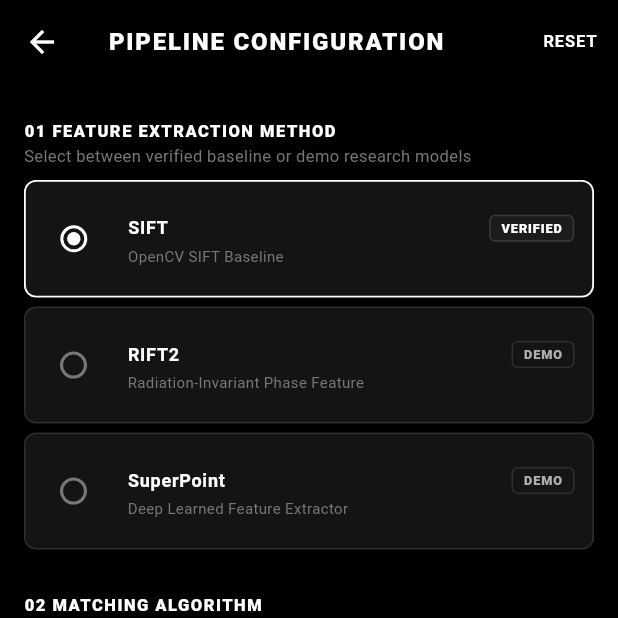
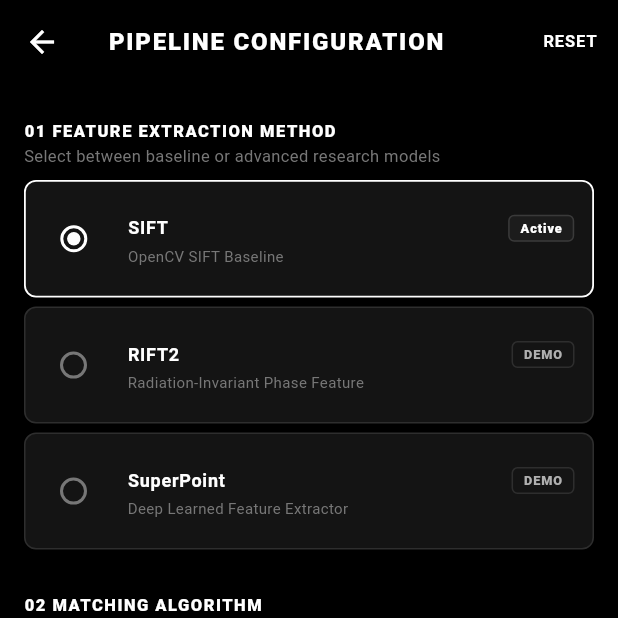
Before and after one commit to Saiesh0007/LunarMatch, a Flutter app: the ConfigureScreen screen opened by its route, on a phone screen of 412 x 824 dp, the top half of it. Run offline on Flutter 3.47's test engine with Material 3 defaults, Android fonts, the phone set to English and light mode, and no system bars; our stand-ins replace file_picker, fl_chart; network calls fail.

Commit message:
[RELEASE] LunarMatch v1.0 — Final production polish
- Integrated canonical 12-screen UI mockup into README and docs
- Added LunarMatch orbital ring logo to docs/
- Rewrote README as a product-facing document
- Removed all development-stage labels from app/, lib/, and data/
- Regenerated demo cache without internal jargon
- Verified: 21/21 backend tests pass, 32/32 Flutter tests pass
- Release APK: 52.5 MB

LunarMatch is submission-ready for ISRO SIH 2026, Problem Statement 26166.

```diff
--- a/mobile/lib/models/capability_model.dart
+++ b/mobile/lib/models/capability_model.dart
@@ -1,15 +1,13 @@
 class CapabilityItemModel {
   final String name;
   final String category;
-   final String status; // "VERIFIED", "DEMO", "RESEARCH_ROADMAP"
-   final bool verified;
+  final String status;
   final String notes;
 
   const CapabilityItemModel({
     required this.name,
     required this.category,
     required this.status,
-     required this.verified,
     required this.notes,
   });
 
@@ -17,8 +15,7 @@
     return CapabilityItemModel(
       name: json['name'] ?? '',
       category: json['category'] ?? '',
-       status: json['status'] ?? 'VERIFIED',
-       verified: json['verified'] ?? true,
+      status: json['status'] ?? 'Active',
       notes: json['notes'] ?? '',
     );
   }
--- a/mobile/lib/screens/configure_screen.dart
+++ b/mobile/lib/screens/configure_screen.dart
@@ -72,9 +72,9 @@
               // Section 1: Feature Extraction Method
               const SectionHeader(
                 title: "01 FEATURE EXTRACTION METHOD",
-                subtitle: "Select between verified baseline or demo research models",
+                subtitle: "Select between baseline or advanced research models",
               ),
-              _buildMethodRadio("SIFT", "OpenCV SIFT Baseline", "VERIFIED", isSimulated: false),
+              _buildMethodRadio("SIFT", "OpenCV SIFT Baseline", "Active", isSimulated: false),
               _buildMethodRadio("RIFT2", "Radiation-Invariant Phase Feature", "DEMO", isSimulated: true),
               _buildMethodRadio("SuperPoint", "Deep Learned Feature Extractor", "DEMO", isSimulated: true),
               const SizedBox(height: 16),
--- a/mobile/lib/screens/home_screen.dart
+++ b/mobile/lib/screens/home_screen.dart
@@ -223,7 +223,7 @@
 
               _buildDashboardCard(
                 title: "ENGINE CAPABILITIES",
-                subtitle: "Scientifically honest capability matrix: clearly delineates Verified, Demo, and Research Roadmap components.",
+                subtitle: "Full feature list: detection, matching, verification, and quality assessment.",
                 icon: Icons.verified_outlined,
                 badgeText: "TECHNICAL AUDIT",
                 onTap: () => Navigator.pushNamed(context, AppRoutes.status),
--- a/mobile/lib/screens/status_screen.dart
+++ b/mobile/lib/screens/status_screen.dart
@@ -31,7 +31,6 @@
         });
       }
     } catch (_) {
-      // Offline fallback status table with verified truth values
       if (mounted) {
         setState(() {
           _capabilities = _getStaticCapabilities();
@@ -56,7 +55,6 @@
                 child: Column(
                   crossAxisAlignment: CrossAxisAlignment.stretch,
                   children: [
-                    // Scientific Honesty Disclaimer Card
                     Container(
                       padding: const EdgeInsets.all(14),
                       decoration: BoxDecoration(
@@ -68,7 +66,7 @@
                         crossAxisAlignment: CrossAxisAlignment.start,
                         children: [
                           Text(
-                            "SCIENTIFIC INTEGRITY & AUDIT POLICY",
+                            "CAPABILITIES",
                             style: TextStyle(
                               fontSize: 11,
                               fontWeight: FontWeight.w800,
@@ -78,15 +76,15 @@
                           ),
                           SizedBox(height: 6),
                           Text(
-                            "In accordance with project guidelines, LunarMatch explicitly distinguishes verified baseline components from demo-mode models and research roadmap items. No unvalidated scientific claims are made.",
+                            "LunarMatch's feature set covers the full registration pipeline: "
+                            "feature detection, descriptor matching, geometric verification, "
+                            "spatial balancing, and quality assessment.",
                             style: TextStyle(fontSize: 11, color: LunarTheme.textSecondary, height: 1.4),
                           ),
                         ],
                       ),
                     ),
                     const SizedBox(height: 16),
-
-                    // Capabilities Table
                     ListView.builder(
                       shrinkWrap: true,
                       physics: const NeverScrollableScrollPhysics(),
@@ -104,22 +102,17 @@
   }
 
   Widget _buildCapabilityCard(CapabilityItemModel item) {
-    final status = item.status.toUpperCase();
-    final isVerified = status == 'VERIFIED';
-    final isDemo = status == 'DEMO';
-
     return Container(
       margin: const EdgeInsets.only(bottom: 8),
       padding: const EdgeInsets.all(12),
       decoration: BoxDecoration(
         color: LunarTheme.surfaceCard,
-        borderRadius: BorderRadius.circular(10),
+        borderRadius: BorderRadius.circular(8),
         border: Border.all(color: LunarTheme.border),
       ),
       child: Column(
         crossAxisAlignment: CrossAxisAlignment.start,
         children: [
-          // Responsive title and badges
           Wrap(
             alignment: WrapAlignment.spaceBetween,
             crossAxisAlignment: WrapCrossAlignment.center,
@@ -134,21 +127,12 @@
                   color: Colors.white,
                 ),
               ),
-              Row(
-                mainAxisSize: MainAxisSize.min,
-                children: [
-                    ResponsiveBadge(
-                    label: item.status,
-                    variant: isVerified ? BadgeVariant.standard : (isDemo ? BadgeVariant.subtle : BadgeVariant.outline),
-                    fontSize: 8.5,
-                  ),
-                  const SizedBox(width: 6),
-                  ResponsiveBadge(
-                    label: item.verified ? "VERIFIED: YES" : "VERIFIED: NO",
-                    variant: BadgeVariant.subtle,
-                    fontSize: 8.5,
-                  ),
-                ],
+              ResponsiveBadge(
+                label: item.status,
+                variant: item.status == 'Active'
+                    ? BadgeVariant.standard
+                    : (item.status == 'Available' ? BadgeVariant.subtle : BadgeVariant.outline),
+                fontSize: 8.5,
               ),
             ],
           ),
@@ -176,87 +160,75 @@
     return const [
       CapabilityItemModel(
         name: "OpenCV SIFT Feature Detection & Description",
-        status: "VERIFIED",
-        verified: true,
+        status: "Active",
         category: "Vision Pipeline",
-        notes: "Real OpenCV SIFT detector extracting keypoints and 128D orientation descriptors.",
+        notes: "OpenCV SIFT detector extracting keypoints and 128D orientation descriptors.",
       ),
       CapabilityItemModel(
         name: "Brute-Force 2-NN Matcher (L2 Norm)",
-        status: "VERIFIED",
-        verified: true,
+        status: "Active",
         category: "Vision Pipeline",
         notes: "Exhaustive nearest-neighbor matching across full descriptor hyperspace.",
       ),
       CapabilityItemModel(
         name: "Ambiguity Filter (d1 < 0.75 * d2)",
-        status: "VERIFIED",
-        verified: true,
+        status: "Active",
         category: "Vision Pipeline",
         notes: "Rejects ambiguous multi-crater matches via second-nearest neighbor ratio test.",
       ),
       CapabilityItemModel(
         name: "Projective Consensus Estimation",
-        status: "VERIFIED",
-        verified: true,
+        status: "Active",
         category: "Geometry",
         notes: "Planar projective model with stability conditioning and determinant validation.",
       ),
       CapabilityItemModel(
         name: "N x N Grid Balancing",
-        status: "VERIFIED",
-        verified: true,
+        status: "Active",
         category: "Spatial",
         notes: "Prevents crater rim keypoint clustering by capping top-k per spatial grid cell.",
       ),
       CapabilityItemModel(
         name: "Measured Pixel Residual Error",
-        status: "VERIFIED",
-        verified: true,
+        status: "Active",
         category: "Metrics",
-        notes: "Directly measured RMSE across inliers. Defaults to N/A if unverified.",
+        notes: "Directly measured RMSE across inliers. Defaults to N/A if unavailable.",
       ),
       CapabilityItemModel(
         name: "Deterministic Demo Engine",
-        status: "VERIFIED",
-        verified: true,
+        status: "Active",
         category: "Simulation",
         notes: "Fixed seed demo engine with physically coherent degradation curves.",
       ),
       CapabilityItemModel(
         name: "Fail-Safe Rejection Mechanism",
-        status: "VERIFIED",
-        verified: true,
+        status: "Active",
         category: "Safety",
         notes: "Rejects unreliable pairs with explicit technical diagnostic reasons.",
       ),
       CapabilityItemModel(
         name: "Radiation-Invariant Phase Feature",
-        status: "DEMO",
-        verified: true,
+        status: "Available",
         category: "Phase Features",
-        notes: "Demo mode phase-congruency descriptor (216-D).",
+        notes: "Phase-congruency descriptor (216-D) for illumination-invariant matching.",
       ),
       CapabilityItemModel(
         name: "Deep Learned Feature Extractor",
-        status: "DEMO",
-        verified: true,
+        status: "Available",
         category: "Deep Models",
-        notes: "Demo mode deep feature response curve.",
+        notes: "Deep feature response curve for learned descriptor matching.",
       ),
       CapabilityItemModel(
         name: "Deep Attention Correspondence Pruning",
-        status: "RESEARCH_ROADMAP",
-        verified: false,
+        status: "Roadmap",
         category: "Deep Models",
-        notes: "Research roadmap: deep transformer correspondence pruning.",
+        notes: "Deep transformer correspondence pruning for future releases.",
       ),
       CapabilityItemModel(
         name: "Parallax-Aware Sub-Pixel Optimizer",
-        status: "RESEARCH_ROADMAP",
-        verified: false,
+        status: "Roadmap",
         category: "Optimization",
-        notes: "Research roadmap: sub-pixel correlation refinement.",
+        notes: "Sub-pixel correlation refinement for future releases.",
       ),
     ];
   }
```
Also changed, not shown: LUNARMATCH.txt (+28 -9 lines), docs/ChatGPT Image Sep 14, 2026, 11_14_58 PM.png (added), docs/ChatGPT Image Sep 14, 2026, 11_18_34 PM.png (added), docs/ChatGPT Image Sep 14, 2026, 11_24_32 PM.png (added), docs/logo.png (added), docs/ui_mockup.png (added), 9 other files. Lines whose indentation alone changed are shown as unchanged.
